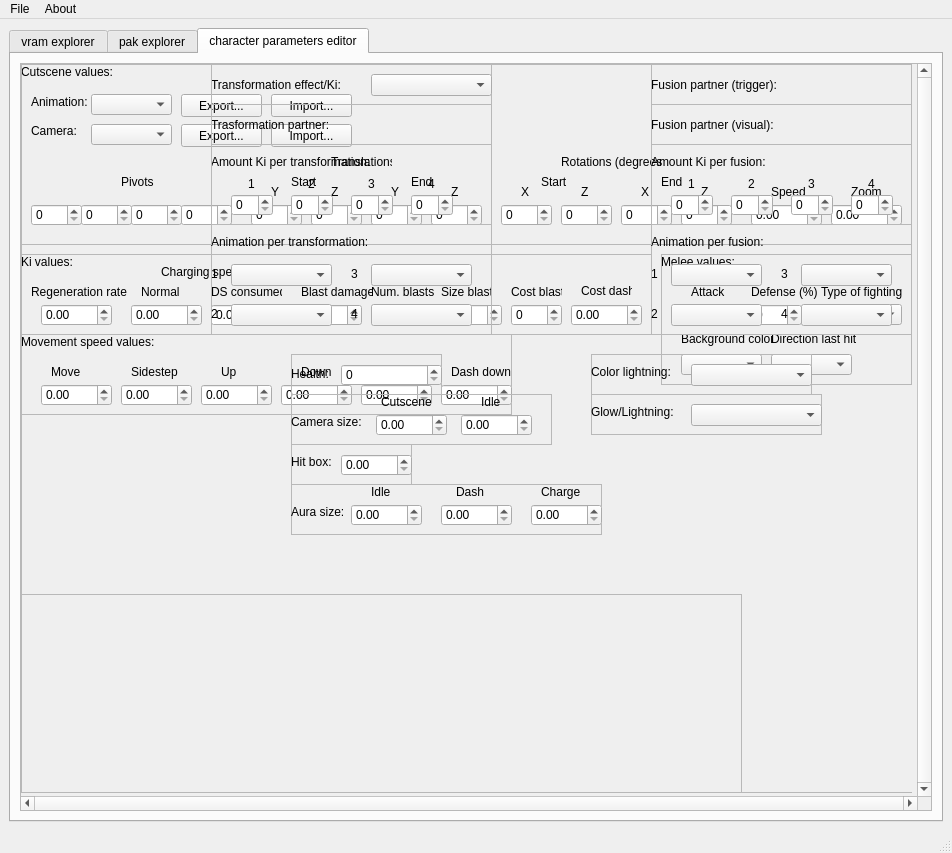
Above: lib/design/Raging_tools.ui from adsl14/Raging-tools before the change. Below: the same form after it.
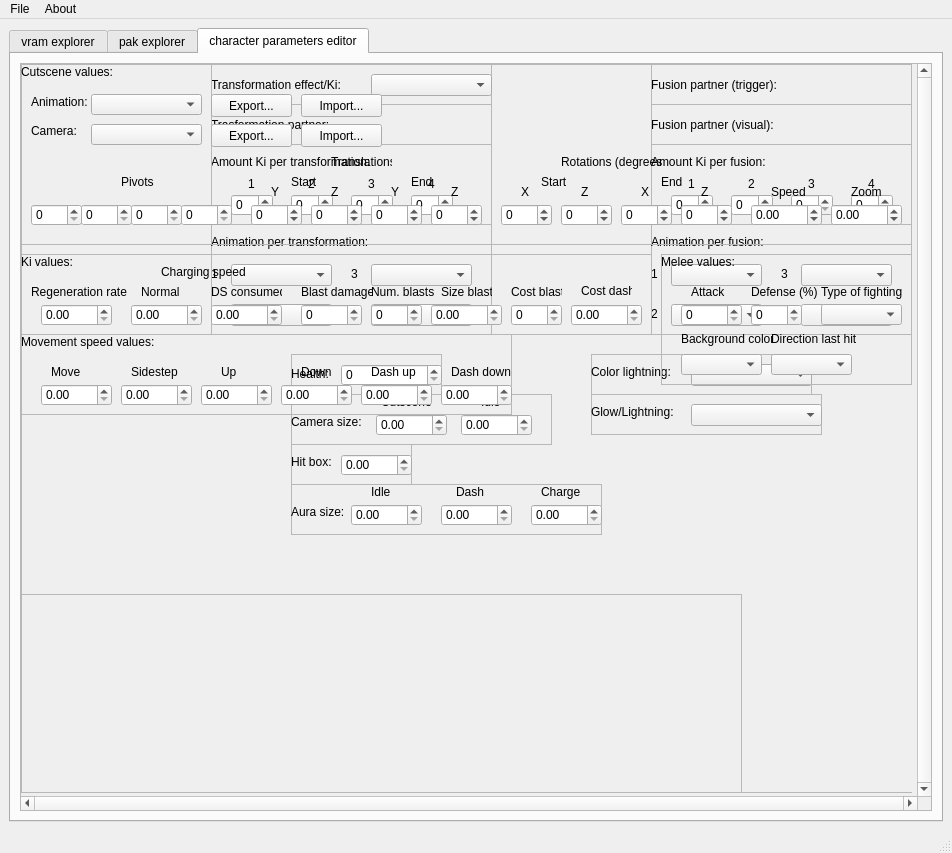
That is the form after the change. The open tabs and pages were chosen to show the change. Icons and pictures are not drawn.

What changed in the file:
```diff
--- a/lib/design/Raging_tools.ui
+++ b/lib/design/Raging_tools.ui
@@ -4344,7 +4344,7 @@
                <rect>
                 <x>70</x>
                 <y>60</y>
-                <width>81</width>
+                <width>111</width>
                 <height>21</height>
                </rect>
               </property>
@@ -4483,8 +4483,11 @@
               <property name="decimals">
                <number>0</number>
               </property>
+              <property name="minimum">
+               <double>-1000.000000000000000</double>
+              </property>
               <property name="maximum">
-               <double>4294967296.000000000000000</double>
+               <double>1000.000000000000000</double>
               </property>
              </widget>
              <widget class="QDoubleSpinBox" name="rotation_z_start_value">
@@ -4505,8 +4508,11 @@
               <property name="decimals">
                <number>0</number>
               </property>
+              <property name="minimum">
+               <double>-1000.000000000000000</double>
+              </property>
               <property name="maximum">
-               <double>4294967296.000000000000000</double>
+               <double>1000.000000000000000</double>
               </property>
              </widget>
              <widget class="QLabel" name="rotations_text">
@@ -4623,8 +4629,11 @@
               <property name="decimals">
                <number>0</number>
               </property>
+              <property name="minimum">
+               <double>-1000.000000000000000</double>
+              </property>
               <property name="maximum">
-               <double>4294967296.000000000000000</double>
+               <double>1000.000000000000000</double>
               </property>
              </widget>
              <widget class="QLabel" name="rotation_x_end_text">
@@ -4661,8 +4670,11 @@
               <property name="decimals">
                <number>0</number>
               </property>
+              <property name="minimum">
+               <double>-1000.000000000000000</double>
+              </property>
               <property name="maximum">
-               <double>4294967296.000000000000000</double>
+               <double>1000.000000000000000</double>
               </property>
              </widget>
              <widget class="QLabel" name="translation_y_start_text">
@@ -4715,8 +4727,11 @@
               <property name="decimals">
                <number>0</number>
               </property>
+              <property name="minimum">
+               <double>-1000.000000000000000</double>
+              </property>
               <property name="maximum">
-               <double>4294967296.000000000000000</double>
+               <double>1000.000000000000000</double>
               </property>
              </widget>
              <widget class="QDoubleSpinBox" name="translation_z_start_value">
@@ -4737,8 +4752,11 @@
               <property name="decimals">
                <number>0</number>
               </property>
+              <property name="minimum">
+               <double>-1000.000000000000000</double>
+              </property>
               <property name="maximum">
-               <double>4294967296.000000000000000</double>
+               <double>1000.000000000000000</double>
               </property>
              </widget>
              <widget class="QLabel" name="translation_start_text">
@@ -4791,8 +4809,11 @@
               <property name="decimals">
                <number>0</number>
               </property>
+              <property name="minimum">
+               <double>-1000.000000000000000</double>
+              </property>
               <property name="maximum">
-               <double>4294967296.000000000000000</double>
+               <double>1000.000000000000000</double>
               </property>
              </widget>
              <widget class="QLabel" name="translation_z_end_text">
@@ -4845,8 +4866,11 @@
               <property name="decimals">
                <number>0</number>
               </property>
+              <property name="minimum">
+               <double>-1000.000000000000000</double>
+              </property>
               <property name="maximum">
-               <double>4294967296.000000000000000</double>
+               <double>1000.000000000000000</double>
               </property>
              </widget>
              <widget class="QLabel" name="translation_y_end_text">
@@ -4899,8 +4923,11 @@
               <property name="decimals">
                <number>2</number>
               </property>
+              <property name="minimum">
+               <double>-1000.000000000000000</double>
+              </property>
               <property name="maximum">
-               <double>4294967296.000000000000000</double>
+               <double>1000.000000000000000</double>
               </property>
               <property name="value">
                <double>0.000000000000000</double>
@@ -4940,8 +4967,11 @@
               <property name="decimals">
                <number>2</number>
               </property>
+              <property name="minimum">
+               <double>-1000.000000000000000</double>
+              </property>
               <property name="maximum">
-               <double>4294967296.000000000000000</double>
+               <double>1000.000000000000000</double>
               </property>
               <property name="value">
                <double>0.000000000000000</double>
@@ -4950,7 +4980,7 @@
              <widget class="QPushButton" name="exportCameraButton">
               <property name="geometry">
                <rect>
-                <x>160</x>
+                <x>190</x>
                 <y>60</y>
                 <width>81</width>
                 <height>23</height>
@@ -4963,7 +4993,7 @@
              <widget class="QPushButton" name="importCameraButton">
               <property name="geometry">
                <rect>
-                <x>250</x>
+                <x>280</x>
                 <y>60</y>
                 <width>81</width>
                 <height>23</height>
@@ -4978,7 +5008,7 @@
                <rect>
                 <x>70</x>
                 <y>30</y>
-                <width>81</width>
+                <width>111</width>
                 <height>21</height>
                </rect>
               </property>
@@ -5002,7 +5032,7 @@
              <widget class="QPushButton" name="importAnimationButton">
               <property name="geometry">
                <rect>
-                <x>250</x>
+                <x>280</x>
                 <y>30</y>
                 <width>81</width>
                 <height>23</height>
@@ -5015,7 +5045,7 @@
              <widget class="QPushButton" name="exportAnimationButton">
               <property name="geometry">
                <rect>
-                <x>160</x>
+                <x>190</x>
                 <y>30</y>
                 <width>81</width>
                 <height>23</height>
@@ -5027,8 +5057,6 @@
              </widget>
             </widget>
            </widget>
-           <zorder>operate_character_xyz_m_frame</zorder>
-           <zorder>operate_resident_param_frame</zorder>
           </widget>
          </widget>
         </item>
```
